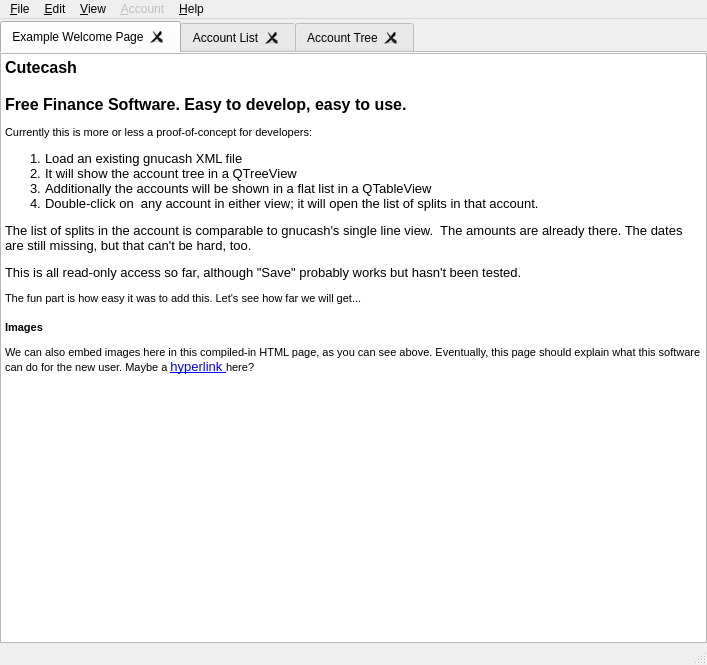
Before: the Qt Designer form src/gnc/mainwindow.ui in mchochlov/Gnucash, drawn with Qt 5.
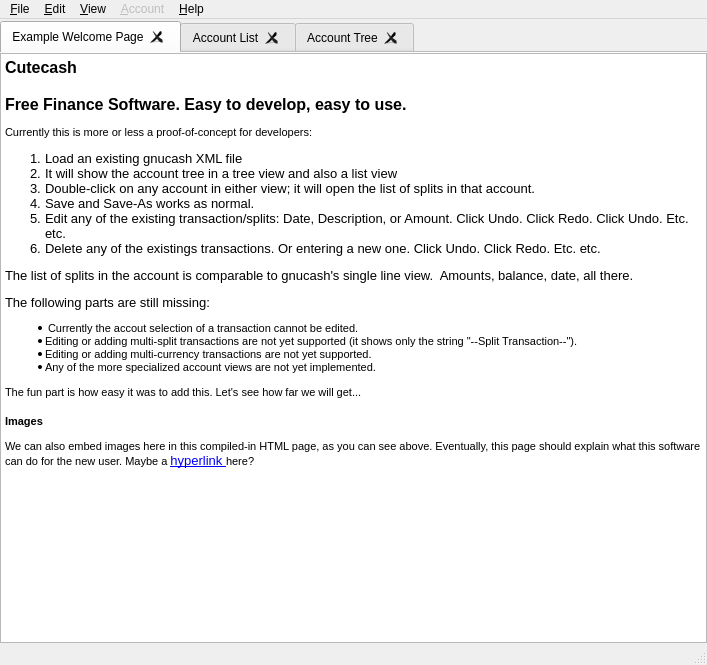
After: the same form once the commit is applied. Icons and pictures are not drawn.

Commit message:
Cutecash: Implement entering new transactions in the register.
Only the account selection is still missing.

```diff
--- a/src/gnc/mainwindow.ui
+++ b/src/gnc/mainwindow.ui
@@ -68,11 +68,17 @@
 &lt;p style=&quot; margin-top:18px; margin-bottom:12px; margin-left:0px; margin-right:0px; -qt-block-indent:0; text-indent:0px;&quot;&gt;&lt;span style=&quot; font-size:12pt; font-weight:600;&quot;&gt;Free Finance Software. Easy to develop, easy to use.&lt;/span&gt;&lt;/p&gt;
 &lt;p style=&quot; margin-top:12px; margin-bottom:12px; margin-left:0px; margin-right:0px; -qt-block-indent:0; text-indent:0px;&quot;&gt;&lt;span style=&quot; font-size:8pt;&quot;&gt;Currently this is more or less a proof-of-concept for developers:&lt;/span&gt;&lt;/p&gt;
 &lt;ol style=&quot;margin-top: 0px; margin-bottom: 0px; margin-left: 0px; margin-right: 0px; -qt-list-indent: 1;&quot;&gt;&lt;li style=&quot; font-family:'Sans'; font-size:10pt;&quot; style=&quot; margin-top:12px; margin-bottom:0px; margin-left:0px; margin-right:0px; -qt-block-indent:0; text-indent:0px;&quot;&gt;Load an existing gnucash XML file&lt;/li&gt;
-&lt;li style=&quot; font-family:'Sans'; font-size:10pt;&quot; style=&quot; margin-top:0px; margin-bottom:0px; margin-left:0px; margin-right:0px; -qt-block-indent:0; text-indent:0px;&quot;&gt;It will show the account tree in a QTreeView&lt;/li&gt;
-&lt;li style=&quot; font-family:'Sans'; font-size:10pt;&quot; style=&quot; margin-top:0px; margin-bottom:0px; margin-left:0px; margin-right:0px; -qt-block-indent:0; text-indent:0px;&quot;&gt;Additionally the accounts will be shown in a flat list in a QTableView&lt;/li&gt;
-&lt;li style=&quot; font-family:'Sans'; font-size:10pt;&quot; style=&quot; margin-top:0px; margin-bottom:12px; margin-left:0px; margin-right:0px; -qt-block-indent:0; text-indent:0px;&quot;&gt;Double-click on  any account in either view; it will open the list of splits in that account.&lt;/li&gt;&lt;/ol&gt;
-&lt;p style=&quot; margin-top:12px; margin-bottom:12px; margin-left:0px; margin-right:0px; -qt-block-indent:0; text-indent:0px;&quot;&gt;&lt;span style=&quot; font-family:'Sans'; font-size:10pt;&quot;&gt;The list of splits in the account is comparable to gnucash's single line view.  The amounts are already there. The dates are still missing, but that can't be hard, too.&lt;/span&gt;&lt;/p&gt;
-&lt;p style=&quot; margin-top:12px; margin-bottom:12px; margin-left:0px; margin-right:0px; -qt-block-indent:0; text-indent:0px;&quot;&gt;&lt;span style=&quot; font-family:'Sans'; font-size:10pt;&quot;&gt;This is all read-only access so far, although &amp;quot;Save&amp;quot; probably works but hasn't been tested.&lt;/span&gt;&lt;/p&gt;
+&lt;li style=&quot; font-family:'Sans'; font-size:10pt;&quot; style=&quot; margin-top:0px; margin-bottom:0px; margin-left:0px; margin-right:0px; -qt-block-indent:0; text-indent:0px;&quot;&gt;It will show the account tree in a tree view and also a list view &lt;/li&gt;
+&lt;li style=&quot; font-family:'Sans'; font-size:10pt;&quot; style=&quot; margin-top:0px; margin-bottom:0px; margin-left:0px; margin-right:0px; -qt-block-indent:0; text-indent:0px;&quot;&gt;Double-click on any account in either view; it will open the list of splits in that account.&lt;/li&gt;
+&lt;li style=&quot; font-family:'Sans'; font-size:10pt;&quot; style=&quot; margin-top:0px; margin-bottom:0px; margin-left:0px; margin-right:0px; -qt-block-indent:0; text-indent:0px;&quot;&gt;Save and Save-As works as normal.&lt;/li&gt;
+&lt;li style=&quot; font-family:'Sans'; font-size:10pt;&quot; style=&quot; margin-top:0px; margin-bottom:0px; margin-left:0px; margin-right:0px; -qt-block-indent:0; text-indent:0px;&quot;&gt;Edit any of the existing transaction/splits: Date, Description, or Amount. Click Undo. Click Redo. Click Undo. Etc. etc.&lt;/li&gt;
+&lt;li style=&quot; font-family:'Sans'; font-size:10pt;&quot; style=&quot; margin-top:0px; margin-bottom:0px; margin-left:0px; margin-right:0px; -qt-block-indent:0; text-indent:0px;&quot;&gt;Delete any of the existings transactions. Or entering a new one. Click Undo. Click Redo. Etc. etc.&lt;/li&gt;&lt;/ol&gt;
+&lt;p style=&quot; margin-top:12px; margin-bottom:12px; margin-left:0px; margin-right:0px; -qt-block-indent:0; text-indent:0px;&quot;&gt;&lt;span style=&quot; font-family:'Sans'; font-size:10pt;&quot;&gt;The list of splits in the account is comparable to gnucash's single line view.  Amounts, balance, date, all there.&lt;/span&gt;&lt;/p&gt;
+&lt;p style=&quot; margin-top:12px; margin-bottom:12px; margin-left:0px; margin-right:0px; -qt-block-indent:0; text-indent:0px;&quot;&gt;&lt;span style=&quot; font-family:'Sans'; font-size:10pt;&quot;&gt;The following parts are still missing:&lt;/span&gt;&lt;/p&gt;
+&lt;ul style=&quot;margin-top: 0px; margin-bottom: 0px; margin-left: 0px; margin-right: 0px; -qt-list-indent: 1;&quot;&gt;&lt;li style=&quot; font-size:8pt;&quot; style=&quot; margin-top:12px; margin-bottom:0px; margin-left:0px; margin-right:0px; -qt-block-indent:0; text-indent:0px;&quot;&gt; Currently the accout selection of a transaction cannot be edited. &lt;/li&gt;
+&lt;li style=&quot; font-size:8pt;&quot; style=&quot; margin-top:0px; margin-bottom:0px; margin-left:0px; margin-right:0px; -qt-block-indent:0; text-indent:0px;&quot;&gt;Editing or adding multi-split transactions are not yet supported (it shows only the string &amp;quot;--Split Transaction--&amp;quot;). &lt;/li&gt;
+&lt;li style=&quot; font-size:8pt;&quot; style=&quot; margin-top:0px; margin-bottom:0px; margin-left:0px; margin-right:0px; -qt-block-indent:0; text-indent:0px;&quot;&gt;Editing or adding multi-currency transactions are not yet supported. &lt;/li&gt;
+&lt;li style=&quot; font-size:8pt;&quot; style=&quot; margin-top:0px; margin-bottom:12px; margin-left:0px; margin-right:0px; -qt-block-indent:0; text-indent:0px;&quot;&gt;Any of the more specialized account views are not yet implemented.&lt;/li&gt;&lt;/ul&gt;
 &lt;p style=&quot; margin-top:12px; margin-bottom:12px; margin-left:0px; margin-right:0px; -qt-block-indent:0; text-indent:0px;&quot;&gt;&lt;span style=&quot; font-size:8pt;&quot;&gt;The fun part is how easy it was to add this. Let's see how far we will get...&lt;/span&gt;&lt;/p&gt;
 &lt;p style=&quot; margin-top:16px; margin-bottom:12px; margin-left:0px; margin-right:0px; -qt-block-indent:0; text-indent:0px;&quot;&gt;&lt;span style=&quot; font-size:8pt; font-weight:600;&quot;&gt;Images&lt;/span&gt;&lt;/p&gt;
 &lt;p style=&quot; margin-top:12px; margin-bottom:12px; margin-left:0px; margin-right:0px; -qt-block-indent:0; text-indent:0px;&quot;&gt;&lt;img src=&quot;:/pixmaps/gnucash_splash.png&quot; /&gt;&lt;/p&gt;
```
Left out of the diff: 8 changed lines with no effect on the pictures. The commit also changes 12 other files.
